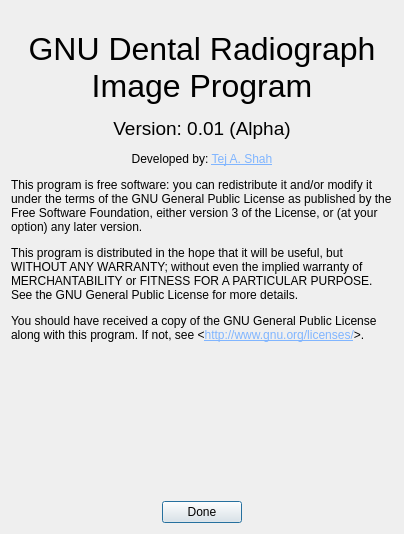
This is aboutdialog.ui in DesiOtaku/gdrip as Qt 5 draws it before an edit. The edited form follows.
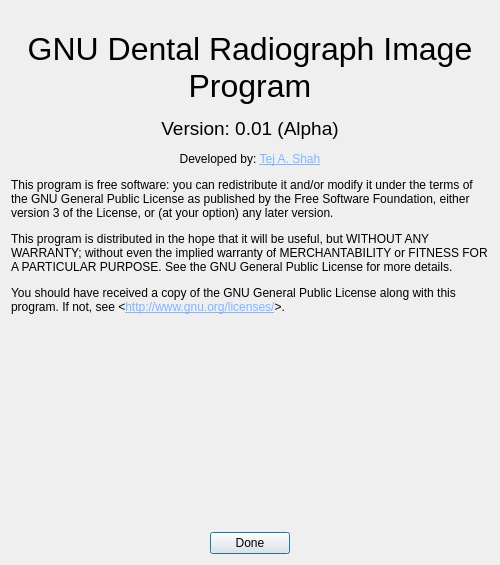
This is the edited form. Icons and pictures are not drawn.

Commit message: - Made gdrip Qt5 compatible - Redid sliders to make them touch friendly - Minor bug fixes

```diff
--- a/aboutdialog.ui
+++ b/aboutdialog.ui
@@ -6,8 +6,8 @@
    <rect>
     <x>0</x>
     <y>0</y>
-    <width>404</width>
-    <height>534</height>
+    <width>500</width>
+    <height>565</height>
    </rect>
   </property>
   <property name="windowTitle">
```
The commit also changes 6 other files.
